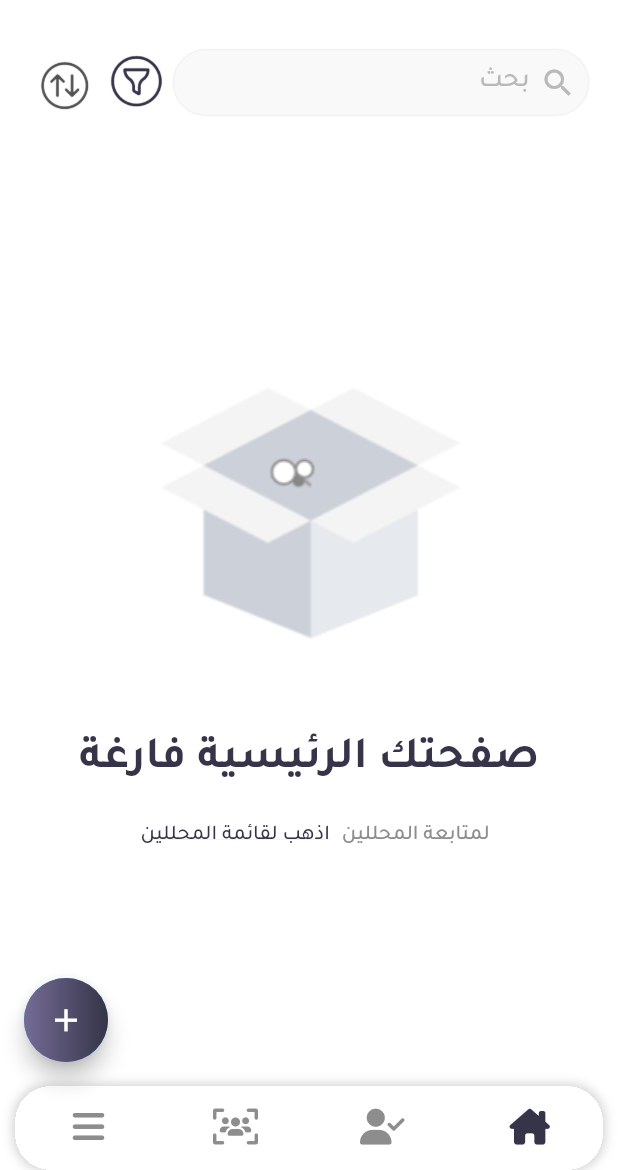
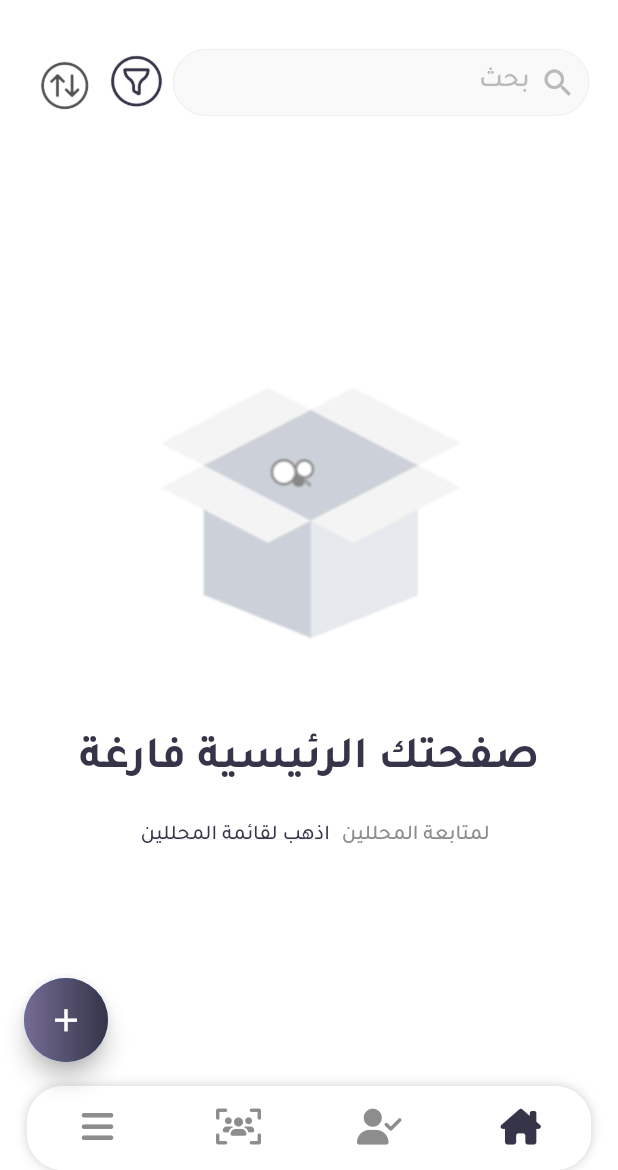
Before and after one commit to Attia-Fouad/nosoh_app, a Flutter app: the BaseLayoutScreen screen opened directly, on a phone screen of 412 x 824 dp, the part 66-1236 px from its top. Run offline on Flutter 3.47's test engine with Material 2 defaults, Android fonts, the phone set to English and light mode, and no system bars; our stand-ins replace animate_do, bloc, flutter_bloc, flutter_svg, font_awesome_flutter, hexcolor and 3 more; missing offline and left inert: custom_check_box.

Commit message:
handle bottom nav bar

```diff
--- a/lib/View/base_layout/base_layout_screen.dart
+++ b/lib/View/base_layout/base_layout_screen.dart
@@ -100,21 +100,21 @@ class _BaseLayoutScreenState extends State<BaseLayoutScreen> {
                 : null,
             bottomNavigationBar: Container(
               margin: const EdgeInsets.symmetric(
-                horizontal: 10,
+                horizontal: 18,
               ),
               clipBehavior: Clip.hardEdge,
               decoration: BoxDecoration(
+                color: Colors.white,
                 boxShadow: [
                   BoxShadow(
-                    color: Colors.grey
-                        .withOpacity(0.5), // Set the desired shadow color
-                    spreadRadius: 1, // Set the desired spread radius
-                    blurRadius: 6, // Set the desired blur radius
+                    color: Colors.grey.withOpacity(0.5),
+                    blurRadius: 6,
                   ),
                 ],
                 borderRadius: BorderRadius.circular(24),
               ),
               child: BottomNavigationBar(
+                backgroundColor: Colors.white,
                 showSelectedLabels: false,
                 showUnselectedLabels: false,
                 items: const [
```
